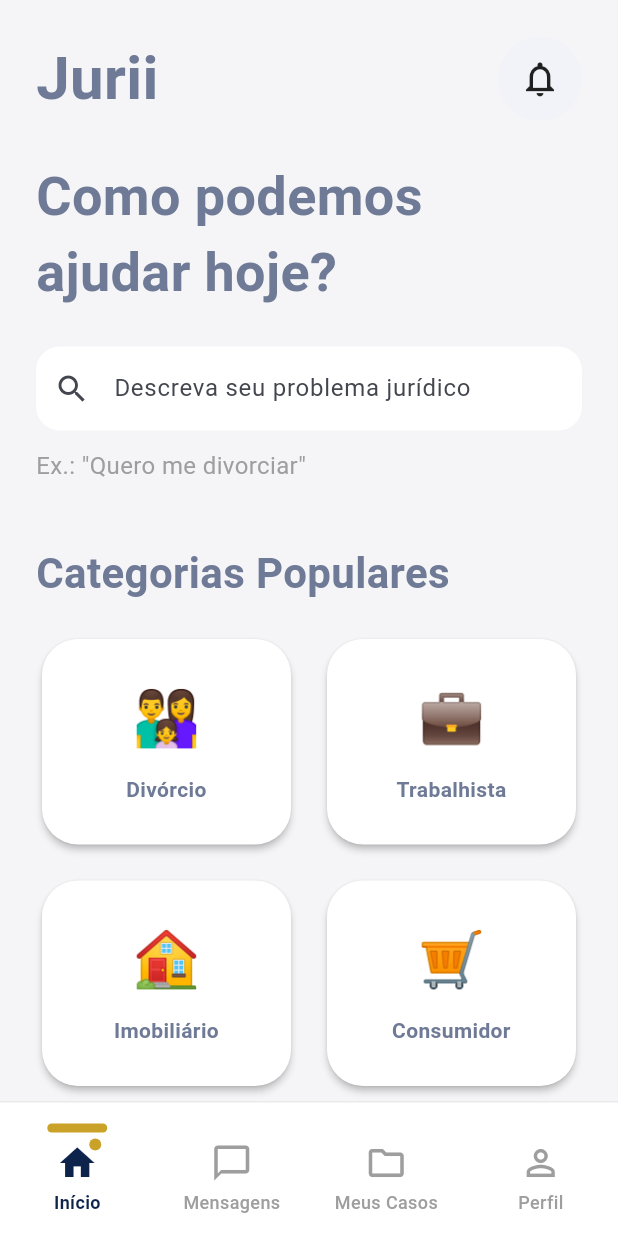
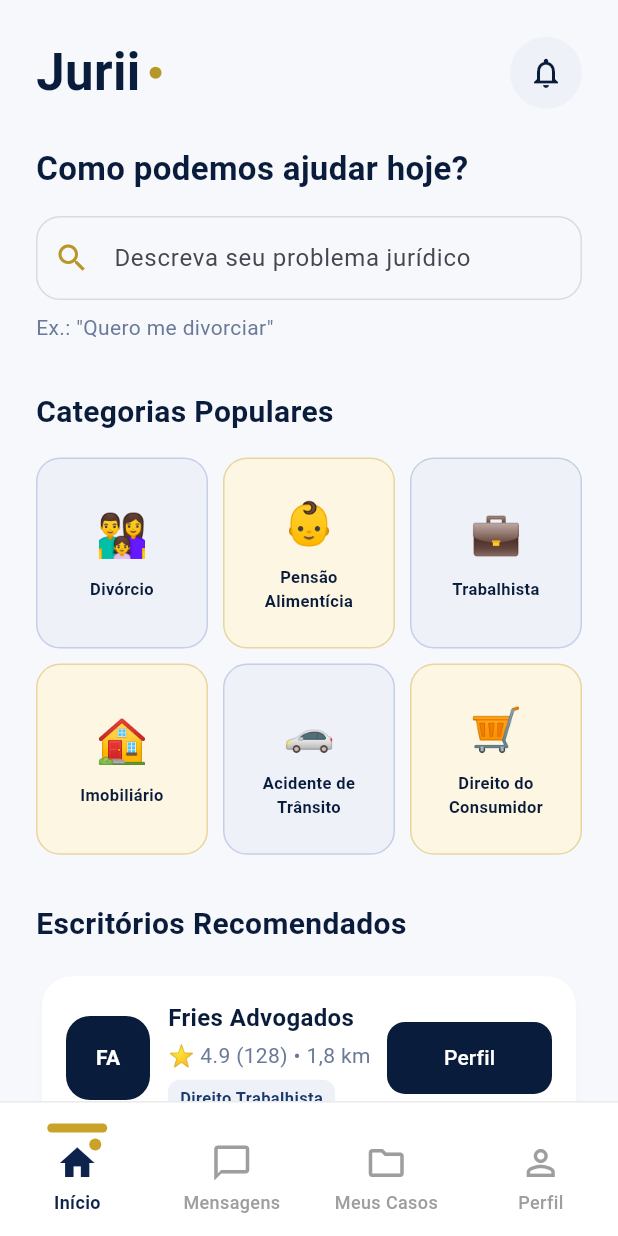
Before and after one commit to SamuelFries/Jurii, a Flutter app: the screen it shows after launch, on a phone screen of 412 x 824 dp. Run offline on Flutter 3.47's test engine with Material 3 defaults, Android fonts, the phone set to English and light mode, and no system bars.

Commit message:
colors e home  updt

```diff
--- a/lib/screens/home_screen.dart
+++ b/lib/screens/home_screen.dart
@@ -7,32 +7,47 @@ class HomeScreen extends StatelessWidget {
   Widget build(BuildContext context) {
     return SafeArea(
       child: SingleChildScrollView(
-        child: Padding(
         padding: const EdgeInsets.all(24),
         child: Column(
           crossAxisAlignment: CrossAxisAlignment.start,
           children: [
-              // Header
+            // HEADER
+
             Row(
               mainAxisAlignment: MainAxisAlignment.spaceBetween,
+              children: [
+                Row(
                   children: [
                     const Text(
                       'Jurii',
                       style: TextStyle(
-                      fontSize: 40,
+                        fontSize: 34,
                         fontWeight: FontWeight.bold,
+                        color: Color(0xFF0A1C3B),
                       ),
                     ),
+                    const SizedBox(width: 6),
                     Container(
-                    width: 56,
-                    height: 56,
+                      width: 8,
+                      height: 8,
+                      decoration: const BoxDecoration(
+                        color: Color(0xFFB8972A),
+                        shape: BoxShape.circle,
+                      ),
+                    ),
+                  ],
+                ),
+
+                Container(
+                  width: 48,
+                  height: 48,
                   decoration: BoxDecoration(
-                      color: const Color(0xFFF1F3F8),
-                      borderRadius: BorderRadius.circular(28),
+                    color: const Color(0xFFEEF1F8),
+                    borderRadius: BorderRadius.circular(24),
                   ),
                   child: const Icon(
                     Icons.notifications_none,
-                      size: 28,
+                    color: Color(0xFF0A1C3B),
                   ),
                 ),
               ],
@@ -43,149 +58,183 @@ class HomeScreen extends StatelessWidget {
             const Text(
               'Como podemos ajudar hoje?',
               style: TextStyle(
-                  fontSize: 36,
+                fontSize: 22,
                 fontWeight: FontWeight.bold,
+                color: Color(0xFF0A1C3B),
               ),
+            ),
+
+            const SizedBox(height: 16),
+
+            TextField(
+              decoration: InputDecoration(
+                hintText: 'Descreva seu problema jurídico',
+                prefixIcon: const Icon(
+                  Icons.search,
+                  color: Color(0xFFB8972A),
+                ),
+                filled: true,
+                fillColor: const Color(0xFFF7F8FC),
+                border: OutlineInputBorder(
+                  borderRadius: BorderRadius.circular(16),
+                ),
+              ),
+            ),
+
+            const SizedBox(height: 8),
+
+            const Text(
+              'Ex.: "Quero me divorciar"',
+              style: TextStyle(
+                color: Color(0xFF6B7A99),
+              ),
+            ),
+
+            const SizedBox(height: 32),
+
+            // CATEGORIAS
+
+            const Text(
+              'Categorias Populares',
+              style: TextStyle(
+                fontSize: 20,
+                fontWeight: FontWeight.bold,
+                color: Color(0xFF0A1C3B),
+              ),
+            ),
+
+            const SizedBox(height: 16),
+
+            GridView.count(
+              crossAxisCount: 3,
+              shrinkWrap: true,
+              physics: const NeverScrollableScrollPhysics(),
+              crossAxisSpacing: 10,
+              mainAxisSpacing: 10,
+              childAspectRatio: 0.9,
+              children: const [
+                CategoryCard(
+                  emoji: '👨‍👩‍👧',
+                  title: 'Divórcio',
+                  isGold: false,
+                ),
+                CategoryCard(
+                  emoji: '👶',
+                  title: 'Pensão\nAlimentícia',
+                  isGold: true,
+                ),
+                CategoryCard(
+                  emoji: '💼',
+                  title: 'Trabalhista',
+                  isGold: false,
+                ),
+                CategoryCard(
+                  emoji: '🏠',
+                  title: 'Imobiliário',
+                  isGold: true,
+                ),
+                CategoryCard(
+                  emoji: '🚗',
+                  title: 'Acidente de\nTrânsito',
+                  isGold: false,
+                ),
+                CategoryCard(
+                  emoji: '🛒',
+                  title: 'Direito do\nConsumidor',
+                  isGold: true,
+                ),
+              ],
+            ),
+
+            const SizedBox(height: 32),
+
+            // ESCRITÓRIOS
+
+            const Text(
+              'Escritórios Recomendados',
+              style: TextStyle(
+                fontSize: 20,
+                fontWeight: FontWeight.bold,
+                color: Color(0xFF0A1C3B),
+              ),
+            ),
+
+            const SizedBox(height: 16),
+
+            const OfficeCard(
+              initials: 'FA',
+              officeName: 'Fries Advogados',
+              rating: '4.9',
+              reviews: '128',
+              distance: '1,8 km',
+              specialty: 'Direito Trabalhista',
+              avatarColor: Color(0xFF0A1C3B),
+            ),
+
+            const SizedBox(height: 12),
+
+            const OfficeCard(
+              initials: 'SA',
+              officeName: 'Silva & Associados',
+              rating: '4.8',
+              reviews: '94',
+              distance: '2,4 km',
+              specialty: 'Direito de Família',
+              avatarColor: Color(0xFF1A3A6B),
+            ),
+
+            const SizedBox(height: 12),
+
+            const OfficeCard(
+              initials: 'MA',
+              officeName: 'Moura Advogados',
+              rating: '4.7',
+              reviews: '76',
+              distance: '3,1 km',
+              specialty: 'Direito do Consumidor',
+              avatarColor: Color(0xFFB8972A),
             ),
 
             const SizedBox(height: 24),
 
-              TextField(
-                decoration: InputDecoration(
-                  hintText: 'Descreva seu problema jurídico',
-                  prefixIcon: const Icon(Icons.search),
-                  border: OutlineInputBorder(
+            // BANNER
+
+            Container(
+              width: double.infinity,
+              padding: const EdgeInsets.all(20),
+              decoration: BoxDecoration(
+                color: const Color(0xFF0A1C3B),
                 borderRadius: BorderRadius.circular(20),
               ),
+              child: Column(
+                crossAxisAlignment: CrossAxisAlignment.start,
+                children: [
+                  const Text(
+                    'PRIMEIRA CONSULTA',
+                    style: TextStyle(
+                      color: Color(0xFFB8972A),
+                      fontWeight: FontWeight.bold,
+                    ),
+                  ),
+                  const SizedBox(height: 8),
+                  const Text(
+                    'Tire suas dúvidas gratuitamente',
+                    style: TextStyle(
+                      color: Colors.white,
+                      fontSize: 20,
+                      fontWeight: FontWeight.bold,
+                    ),
+                  ),
+                  const SizedBox(height: 16),
+                  ElevatedButton(
+                    onPressed: () {},
+                    child: const Text('Saiba mais'),
+                  ),
+                ],
               ),
             ),
 
-              const SizedBox(height: 12),
-
-              const Text(
-                'Ex.: "Quero me divorciar"',
-                style: TextStyle(
-                  color: Colors.grey,
-                  fontSize: 16,
-                ),
-              ),
-
-              const SizedBox(height: 40),
-
-              const Text(
-                'Categorias Populares',
-                style: TextStyle(
-                  fontSize: 28,
-                  fontWeight: FontWeight.bold,
-                ),
-              ),
-
-              const SizedBox(height: 20),
-
-              GridView.count(
-                crossAxisCount: 2,
-                shrinkWrap: true,
-                physics: const NeverScrollableScrollPhysics(),
-                crossAxisSpacing: 16,
-                mainAxisSpacing: 16,
-                childAspectRatio: 1.2,
-                children: const [
-                  _CategoryCard(
-                    emoji: '👨‍👩‍👧',
-                    title: 'Divórcio',
-                  ),
-                  _CategoryCard(
-                    emoji: '💼',
-                    title: 'Trabalhista',
-                  ),
-                  _CategoryCard(
-                    emoji: '🏠',
-                    title: 'Imobiliário',
-                  ),
-                  _CategoryCard(
-                    emoji: '🛒',
-                    title: 'Consumidor',
-                  ),
-                ],
-              ),
-
-              const SizedBox(height: 40),
-
-              const Text(
-                'Escritórios Recomendados',
-                style: TextStyle(
-                  fontSize: 28,
-                  fontWeight: FontWeight.bold,
-                ),
-              ),
-
-              const SizedBox(height: 20),
-
-              const _OfficeCard(
-                initials: 'FA',
-                officeName: 'Fries Advogados',
-                rating: '4.9',
-                distance: '1,8 km',
-                specialty: 'Direito Trabalhista',
-              ),
-
-              const SizedBox(height: 16),
-
-              const _OfficeCard(
-                initials: 'SA',
-                officeName: 'Silva & Associados',
-                rating: '4.8',
-                distance: '2,4 km',
-                specialty: 'Direito de Família',
-              ),
-
-              const SizedBox(height: 16),
-
-              const _OfficeCard(
-                initials: 'MA',
-                officeName: 'Moura Advogados',
-                rating: '4.7',
-                distance: '3,1 km',
-                specialty: 'Direito do Consumidor',
-              ),
-
-              const SizedBox(height: 40),
-            ],
-          ),
-        ),
-      ),
-    );
-  }
-}
-
-class _CategoryCard extends StatelessWidget {
-  final String emoji;
-  final String title;
-
-  const _CategoryCard({
-    required this.emoji,
-    required this.title,
-  });
-
-  @override
-  Widget build(BuildContext context) {
-    return Card(
-      child: Center(
-        child: Column(
-          mainAxisAlignment: MainAxisAlignment.center,
-          children: [
-            Text(
-              emoji,
-              style: const TextStyle(fontSize: 36),
-            ),
-            const SizedBox(height: 12),
-            Text(
-              title,
-              textAlign: TextAlign.center,
-              style: const TextStyle(
-                fontWeight: FontWeight.bold,
-              ),
-            ),
+            const SizedBox(height: 30),
           ],
         ),
       ),
@@ -193,39 +242,101 @@ class _CategoryCard extends StatelessWidget {
   }
 }
 
-class _OfficeCard extends StatelessWidget {
+class CategoryCard extends StatelessWidget {
+  final String emoji;
+  final String title;
+  final bool isGold;
+
+  const CategoryCard({
+    super.key,
+    required this.emoji,
+    required this.title,
+    required this.isGold,
+  });
+
+  @override
+  Widget build(BuildContext context) {
+    return Container(
+      decoration: BoxDecoration(
+        color: isGold
+            ? const Color(0xFFFDF6E3)
+            : const Color(0xFFEEF1F8),
+        borderRadius: BorderRadius.circular(16),
+        border: Border.all(
+          color: isGold
+              ? const Color(0xFFE8D5A0)
+              : const Color(0xFFC5CFE8),
+        ),
+      ),
+      child: Column(
+        mainAxisAlignment: MainAxisAlignment.center,
+        children: [
+          Text(
+            emoji,
+            style: const TextStyle(fontSize: 28),
+          ),
+          const SizedBox(height: 8),
+          Text(
+            title,
+            textAlign: TextAlign.center,
+            style: const TextStyle(
+              fontSize: 11,
+              fontWeight: FontWeight.w600,
+              color: Color(0xFF0A1C3B),
+            ),
+          ),
+        ],
+      ),
+    );
+  }
+}
+
+class OfficeCard extends StatelessWidget {
   final String initials;
   final String officeName;
   final String rating;
+  final String reviews;
   final String distance;
   final String specialty;
+  final Color avatarColor;
 
-  const _OfficeCard({
+  const OfficeCard({
+    super.key,
     required this.initials,
     required this.officeName,
     required this.rating,
+    required this.reviews,
     required this.distance,
     required this.specialty,
+    required this.avatarColor,
   });
 
   @override
   Widget build(BuildContext context) {
     return Card(
       child: Padding(
-        padding: const EdgeInsets.all(20),
+        padding: const EdgeInsets.all(16),
         child: Row(
           children: [
-            CircleAvatar(
-              radius: 30,
+            Container(
+              width: 56,
+              height: 56,
+              decoration: BoxDecoration(
+                color: avatarColor,
+                borderRadius: BorderRadius.circular(16),
+              ),
+              child: Center(
                 child: Text(
                   initials,
                   style: const TextStyle(
+                    color: Colors.white,
                     fontWeight: FontWeight.bold,
                   ),
                 ),
               ),
+            ),
 
-            const SizedBox(width: 16),
+            const SizedBox(width: 12),
 
             Expanded(
               child: Column(
@@ -234,31 +345,37 @@ class _OfficeCard extends StatelessWidget {
                   Text(
                     officeName,
                     style: const TextStyle(
-                      fontSize: 20,
                       fontWeight: FontWeight.bold,
+                      fontSize: 16,
+                      color: Color(0xFF0A1C3B),
                     ),
                   ),
 
-                  const SizedBox(height: 6),
+                  const SizedBox(height: 4),
 
                   Text(
-                    '⭐ $rating • $distance',
+                    '⭐ $rating ($reviews) • $distance',
+                    style: const TextStyle(
+                      color: Color(0xFF6B7A99),
+                    ),
                   ),
 
                   const SizedBox(height: 6),
 
                   Container(
                     padding: const EdgeInsets.symmetric(
-                      horizontal: 10,
+                      horizontal: 8,
                       vertical: 4,
                     ),
                     decoration: BoxDecoration(
-                      color: const Color(0xFFEFF2F8),
-                      borderRadius: BorderRadius.circular(12),
+                      color: const Color(0xFFEEF1F8),
+                      borderRadius: BorderRadius.circular(8),
                     ),
                     child: Text(
                       specialty,
                       style: const TextStyle(
+                        fontSize: 11,
+                        color: Color(0xFF1A3A6B),
                         fontWeight: FontWeight.w600,
                       ),
                     ),
@@ -267,12 +384,9 @@ class _OfficeCard extends StatelessWidget {
               ),
             ),
 
-            SizedBox(
-              width: 110,
-              child: ElevatedButton(
+            ElevatedButton(
               onPressed: () {},
               child: const Text('Perfil'),
-              ),
             ),
           ],
         ),
--- a/lib/theme/app_theme.dart
+++ b/lib/theme/app_theme.dart
@@ -1,17 +1,23 @@
 import 'package:flutter/material.dart';
 
 class AppTheme {
-  // Cores da Jurii
-  static const Color primary = Color(0xFF0D234B); // Azul marinho
-  static const Color accent = Color(0xFFC9A227); // Dourado
+  // Cores oficiais da Jurii (Figma)
 
-  static const Color background = Color(0xFFF5F5F7);
+  static const Color primary = Color(0xFF0A1C3B);
+  static const Color accent = Color(0xFFB8972A);
+
+  static const Color background = Color(0xFFF7F8FC);
 
   static const Color card = Colors.white;
 
-  static const Color textPrimary = Color(0xFF0D234B);
+  static const Color textPrimary = Color(0xFF0A1C3B);
+  static const Color textSecondary = Color(0xFF6B7A99);
 
-  static const Color textSecondary = Color(0xFF6E7A96);
+  static const Color lightBlue = Color(0xFFEEF1F8);
+  static const Color lightBlueBorder = Color(0xFFC5CFE8);
+
+  static const Color lightGold = Color(0xFFFDF6E3);
+  static const Color lightGoldBorder = Color(0xFFE8D5A0);
 
   static ThemeData get lightTheme {
     return ThemeData(
@@ -23,7 +29,6 @@ class AppTheme {
         seedColor: primary,
         primary: primary,
         secondary: accent,
-        background: background,
       ),
 
       appBarTheme: const AppBarTheme(
@@ -35,28 +40,29 @@ class AppTheme {
 
       cardTheme: CardThemeData(
         color: card,
-        elevation: 2,
+        elevation: 1.5,
+        shadowColor: Color(0x140A1C3B),
         shape: RoundedRectangleBorder(
-          borderRadius: BorderRadius.circular(24),
+          borderRadius: BorderRadius.circular(20),
         ),
       ),
 
       textTheme: const TextTheme(
         headlineLarge: TextStyle(
           fontSize: 32,
-          fontWeight: FontWeight.bold,
+          fontWeight: FontWeight.w700,
           color: textPrimary,
         ),
 
         headlineMedium: TextStyle(
           fontSize: 24,
-          fontWeight: FontWeight.bold,
+          fontWeight: FontWeight.w700,
           color: textPrimary,
         ),
 
         titleLarge: TextStyle(
           fontSize: 20,
-          fontWeight: FontWeight.w600,
+          fontWeight: FontWeight.w700,
           color: textPrimary,
         ),
 
@@ -74,7 +80,7 @@ class AppTheme {
       navigationBarTheme: NavigationBarThemeData(
         backgroundColor: Colors.white,
 
-        indicatorColor: accent.withOpacity(0.15),
+        indicatorColor: accent.withOpacity(0.12),
 
         labelTextStyle: WidgetStateProperty.all(
           const TextStyle(
@@ -88,26 +94,38 @@ class AppTheme {
           backgroundColor: primary,
           foregroundColor: Colors.white,
 
-          minimumSize: const Size(120, 56),
+          minimumSize: const Size(110, 48),
+
+          elevation: 0,
 
           shape: RoundedRectangleBorder(
-            borderRadius: BorderRadius.circular(16),
+            borderRadius: BorderRadius.circular(12),
           ),
         ),
       ),
 
       inputDecorationTheme: InputDecorationTheme(
         filled: true,
-        fillColor: Colors.white,
+
+        fillColor: background,
+
+        contentPadding: const EdgeInsets.symmetric(
+          horizontal: 20,
+          vertical: 16,
+        ),
 
         border: OutlineInputBorder(
           borderRadius: BorderRadius.circular(16),
-          borderSide: BorderSide.none,
+          borderSide: const BorderSide(
+            color: Color(0x220A1C3B),
+          ),
         ),
 
         enabledBorder: OutlineInputBorder(
           borderRadius: BorderRadius.circular(16),
-          borderSide: BorderSide.none,
+          borderSide: const BorderSide(
+            color: Color(0x220A1C3B),
+          ),
         ),
 
         focusedBorder: OutlineInputBorder(
--- /dev/null
+++ b/lib/theme/jurii_colors.dart
@@ -0,0 +1,18 @@
+import 'package:flutter/material.dart';
+
+class JuriiColors {
+  static const navy = Color(0xFF0A1C3B);
+  static const gold = Color(0xFFB8972A);
+
+  static const background = Color(0xFFF7F8FC);
+
+  static const lightBlue = Color(0xFFEEF1F8);
+  static const lightBlueBorder = Color(0xFFC5CFE8);
+
+  static const lightGold = Color(0xFFFDF6E3);
+  static const lightGoldBorder = Color(0xFFE8D5A0);
+
+  static const textSecondary = Color(0xFF6B7A99);
+
+  static const white = Colors.white;
+}
```
Lines whose indentation alone changed are shown as unchanged.
